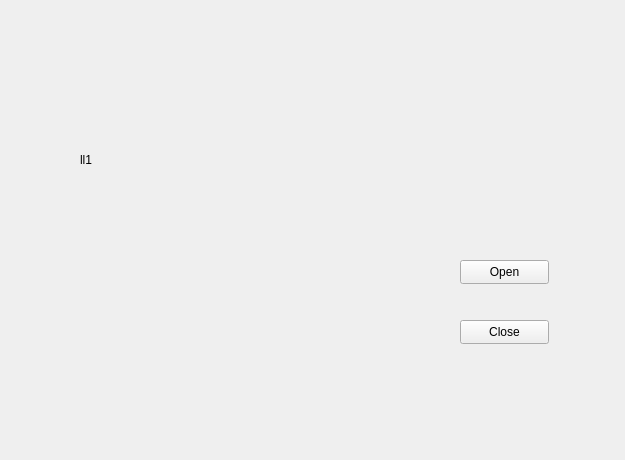
Above: widget.ui from zhuyanwei/WinBox before the change. Below: the same form after it.
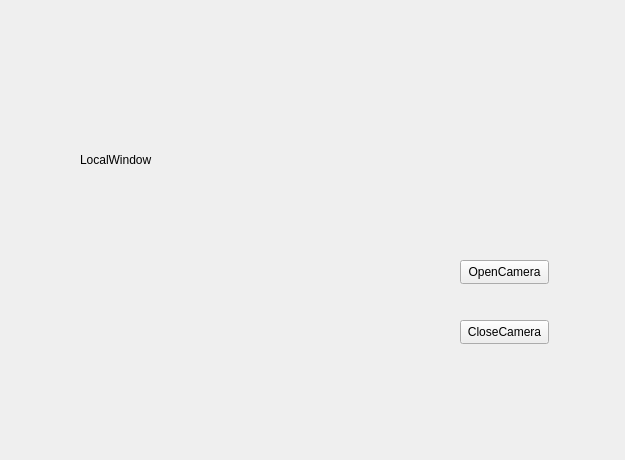
That is the form after the change.

Commit message: capture camera done

```diff
--- a/widget.ui
+++ b/widget.ui
@@ -23,7 +23,7 @@
     </rect>
    </property>
    <property name="text">
-    <string>ll1</string>
+    <string>LocalWindow</string>
    </property>
   </widget>
   <widget class="QPushButton" name="B_OpenCam">
@@ -36,7 +36,7 @@
     </rect>
    </property>
    <property name="text">
-    <string>Open</string>
+    <string>OpenCamera</string>
    </property>
   </widget>
   <widget class="QPushButton" name="B_CloseCam">
@@ -49,7 +49,7 @@
     </rect>
    </property>
    <property name="text">
-    <string>Close</string>
+    <string>CloseCamera</string>
    </property>
   </widget>
  </widget>
```
The commit also changes 6 other files.
